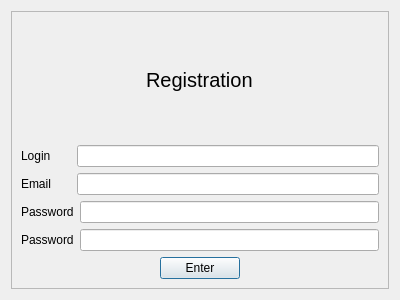
The window that ui/reg_dialog.ui (hqkqne/orbixProto) describes before a commit, drawn with Qt 5.
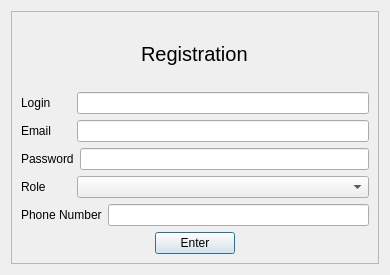
The same window after the commit.

Diff of the .ui file:
```diff
--- a/ui/reg_dialog.ui
+++ b/ui/reg_dialog.ui
@@ -6,16 +6,28 @@
    <rect>
     <x>0</x>
     <y>0</y>
-    <width>400</width>
-    <height>300</height>
+    <width>390</width>
+    <height>275</height>
    </rect>
   </property>
+  <property name="minimumSize">
+   <size>
+    <width>375</width>
+    <height>245</height>
+   </size>
+  </property>
+  <property name="maximumSize">
+   <size>
+    <width>16777215</width>
+    <height>315</height>
+   </size>
+  </property>
   <property name="windowTitle">
    <string>Dialog</string>
   </property>
   <layout class="QVBoxLayout" name="verticalLayout_4">
    <item>
-    <layout class="QVBoxLayout" name="verticalLayout_3" stretch="1">
+    <layout class="QVBoxLayout" name="verticalLayout_3" stretch="0">
      <item>
       <widget class="QFrame" name="frame">
        <property name="frameShape">
@@ -24,7 +36,7 @@
        <property name="frameShadow">
         <enum>QFrame::Raised</enum>
        </property>
-       <layout class="QVBoxLayout" name="verticalLayout_2" stretch="1,6,1">
+       <layout class="QVBoxLayout" name="verticalLayout_2" stretch="1,0,1">
         <item alignment="Qt::AlignHCenter">
          <widget class="QLabel" name="Login_lbl">
           <property name="sizePolicy">
@@ -129,6 +141,32 @@
             </item>
            </layout>
           </item>
+          <item>
+           <layout class="QHBoxLayout" name="horizontalLayout_3">
+            <item>
+             <widget class="QLabel" name="role_lbl">
+              <property name="sizePolicy">
+               <sizepolicy hsizetype="Fixed" vsizetype="Preferred">
+                <horstretch>0</horstretch>
+                <verstretch>0</verstretch>
+               </sizepolicy>
+              </property>
+              <property name="minimumSize">
+               <size>
+                <width>50</width>
+                <height>0</height>
+               </size>
+              </property>
+              <property name="text">
+               <string>Role</string>
+              </property>
+             </widget>
+            </item>
+            <item>
+             <widget class="QComboBox" name="comboBox"/>
+            </item>
+           </layout>
+          </item>
           <item>
            <layout class="QHBoxLayout" name="horizontalLayout_4">
             <item>
@@ -146,7 +184,7 @@
                </size>
               </property>
               <property name="text">
-               <string>Password</string>
+               <string>Phone Number</string>
               </property>
              </widget>
             </item>
```
Left out of the diff: 14 changed lines with no effect on the pictures.
